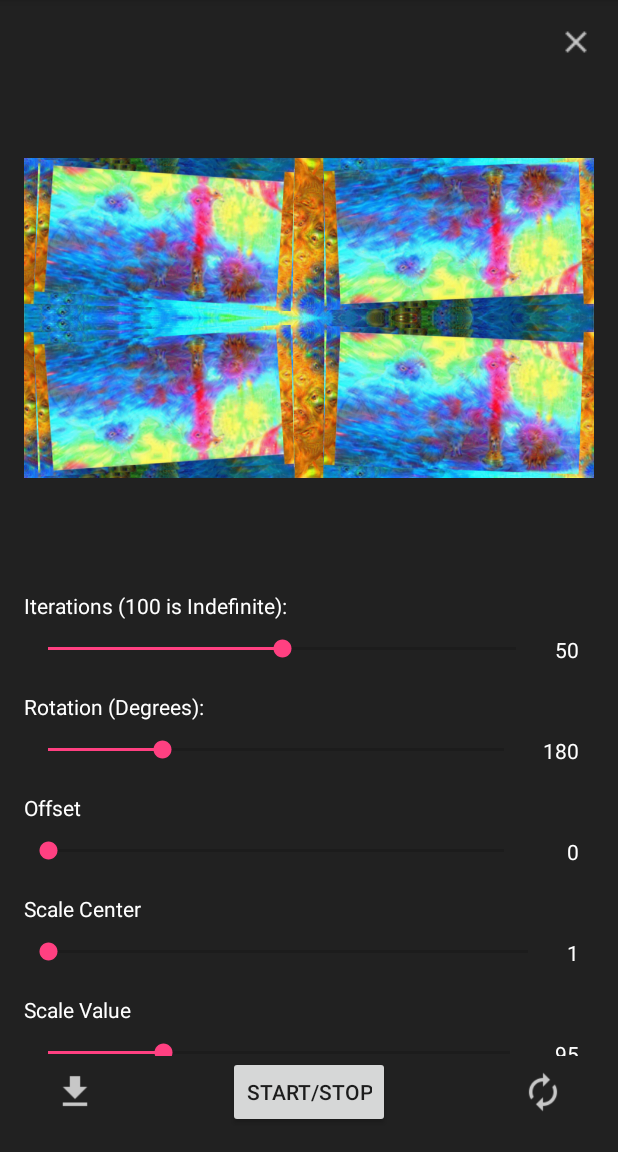
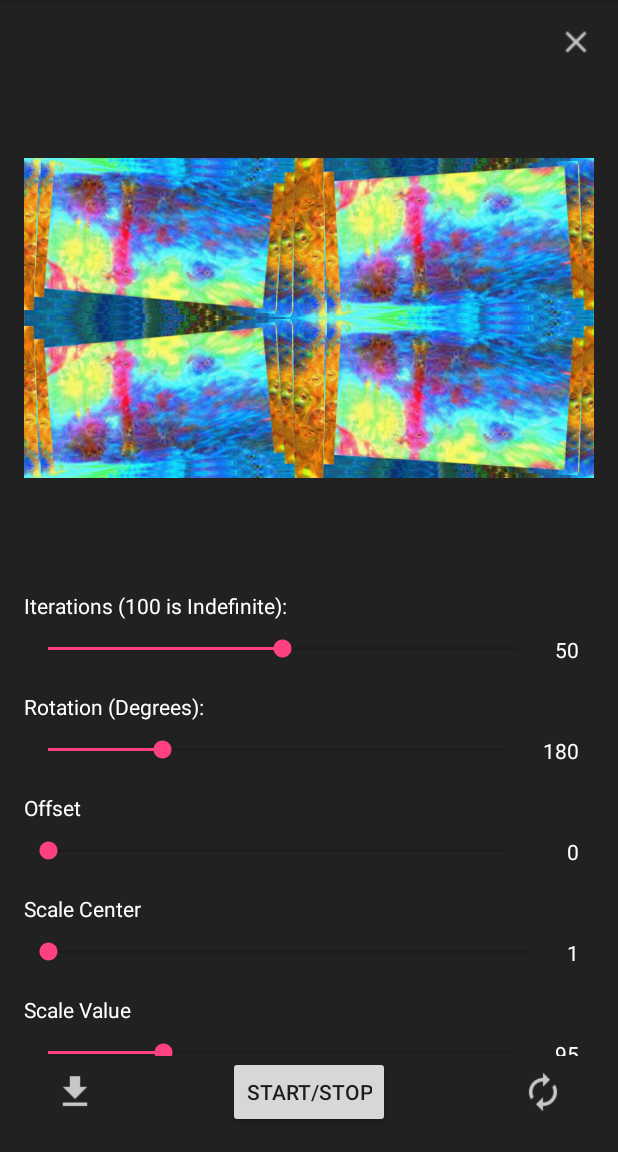
Before and after one commit to dylan-plummer/VideoFeedbackAndroid, an Android app: the screen it shows after launch (MainActivity), after a tap on "START/STOP", on a phone screen of 412 x 824 dp, the part 84-1236 px from its top. Run offline under Robolectric (Android 15) with nearby library versions, the phone set to English and light mode, and no system bars; our stand-ins replace Firebase (no records; nobody signed in at launch, a user with empty details on screens opened directly); libraries missing offline, so code that uses them is left out: com.mikepenz.materialdrawer; 7 statements that could not run were skipped.

Commit message:
Add rotate center and zoom

```diff
--- a/app/src/main/java/com/jumproper/videofeedback/MainActivity.java
+++ b/app/src/main/java/com/jumproper/videofeedback/MainActivity.java
@@ -51,12 +51,12 @@ import java.io.IOException;
 
 public class MainActivity extends AppCompatActivity {
     private ImageView imgView,openImage;
-    private SeekBar iterInput,rotateInput,offsetInput,centerInput,scaleInput;
-    private TextView iterCount,rotateCount,offsetCount,centerCount,scaleCount;
+    private SeekBar iterInput,rotateInput,offsetInput,centerInput,scaleInput,rotateCenterInput,mirrorInput;
+    private TextView iterCount,rotateCount,offsetCount,centerCount,scaleCount,rotateCenterCount,mirrorCount;
     Bitmap img,overlay,original;
     int j=0;
     int iter;
-    float rotate,offset,center,scale;
+    float rotate,offset,center,scale,rotateCenter,mirror;
     boolean indefinite=false;
     boolean running=false;
     boolean upload=false;
@@ -86,11 +86,17 @@ public class MainActivity extends AppCompatActivity {
         offsetCount=(TextView)findViewById(R.id.offset_count);
         centerCount=(TextView)findViewById(R.id.center_count);
         scaleCount=(TextView)findViewById(R.id.scale_count);
+        rotateCenterCount=(TextView)findViewById(R.id.rotate_center_count);
+        mirrorCount=(TextView)findViewById(R.id.mirror_count);
+
         iterInput=(SeekBar)findViewById(R.id.iterations);
         rotateInput=(SeekBar)findViewById(R.id.rotation);
         offsetInput=(SeekBar)findViewById(R.id.offset);
         centerInput=(SeekBar)findViewById(R.id.center);
         scaleInput=(SeekBar)findViewById(R.id.scale);
+        rotateCenterInput=(SeekBar)findViewById(R.id.rotate_center);
+        mirrorInput=(SeekBar)findViewById(R.id.mirror);
+
         imgView=(ImageView)findViewById(R.id.image_view);
         openImage=(ImageView)findViewById(R.id.open_image);
         iterCount.setText(""+iterInput.getProgress());
@@ -98,10 +104,14 @@ public class MainActivity extends AppCompatActivity {
         offsetCount.setText(""+offsetInput.getProgress());
         rotateCount.setText(""+rotateInput.getProgress());
         scaleCount.setText("."+(100-scaleInput.getProgress()));
+        rotateCenterCount.setText(""+rotateCenterInput.getProgress());
+        mirrorCount.setText(""+mirrorInput.getProgress());
         iter=iterInput.getProgress();
         rotate=(float)(rotateInput.getProgress()*Math.PI/360)/50;
         offset=2+offsetInput.getProgress();
-        center=2+centerInput.getProgress();
+        center=0;
+        rotateCenter=0;
+        mirror=0;
         scale=(float)((100-scaleInput.getProgress())/100.0);
         img=((BitmapDrawable) imgView.getDrawable()).getBitmap();
         original=img.copy(Bitmap.Config.ARGB_8888,true);
@@ -164,7 +174,7 @@ public class MainActivity extends AppCompatActivity {
         centerInput.setOnSeekBarChangeListener(new SeekBar.OnSeekBarChangeListener() {
             @Override
             public void onProgressChanged(SeekBar seekBar, int i, boolean b) {
-                center=(float)(2+i);
+                center=(float)(10*i);
                 centerCount.setText(""+i);
             }
 
@@ -183,6 +193,40 @@ public class MainActivity extends AppCompatActivity {
             public void onProgressChanged(SeekBar seekBar, int i, boolean b) {
                 scale=(float)((100-i)/100.0);
                 scaleCount.setText("."+(100-i));
+            }
+
+            @Override
+            public void onStartTrackingTouch(SeekBar seekBar) {
+
+            }
+
+            @Override
+            public void onStopTrackingTouch(SeekBar seekBar) {
+
+            }
+        });
+        rotateCenterInput.setOnSeekBarChangeListener(new SeekBar.OnSeekBarChangeListener() {
+            @Override
+            public void onProgressChanged(SeekBar seekBar, int i, boolean b) {
+                rotateCenter=(float)(10*i);
+                rotateCenterCount.setText(""+i);
+            }
+
+            @Override
+            public void onStartTrackingTouch(SeekBar seekBar) {
+
+            }
+
+            @Override
+            public void onStopTrackingTouch(SeekBar seekBar) {
+
+            }
+        });
+        mirrorInput.setOnSeekBarChangeListener(new SeekBar.OnSeekBarChangeListener() {
+            @Override
+            public void onProgressChanged(SeekBar seekBar, int i, boolean b) {
+                mirror=i;
+                mirrorCount.setText(""+i);
             }
 
             @Override
@@ -220,17 +264,17 @@ public class MainActivity extends AppCompatActivity {
         Canvas canvas=new Canvas(overlay);
         Paint p=new Paint();
         Matrix matrix = new Matrix();
-        matrix.setRotate(rotate*j,w/2, h/2);
-        matrix.postScale(scale,scale,w/center,w/center);
+        matrix.setRotate(rotate*j,w/2+rotateCenter, h/2+rotateCenter);
+        matrix.postScale(scale,scale,w/2+center,h/2+center);
         matrix.postTranslate(w/offset,h/offset);
 
         Matrix flipx = new Matrix();
-        flipx.setScale(-1f,1f);
-        flipx.postTranslate(w,0);
+        flipx.setScale(-1-(mirror/w/2),1f);
+        flipx.postTranslate(w+mirror/w/2,0);
 
         Matrix flipy = new Matrix();
-        flipy.setScale(1f,-1);
-        flipy.postTranslate(0,h);
+        flipy.setScale(1,-1-(mirror/h/2));
+        flipy.postTranslate(0,h+mirror/h/2);
 
         canvas.drawBitmap(img, matrix, p);
         canvas.drawBitmap(overlay,flipx,p);
@@ -455,7 +499,7 @@ public class MainActivity extends AppCompatActivity {
     public void uploadImage(){
         Bitmap bitmap = ((BitmapDrawable) imgView.getDrawable()).getBitmap();
         ByteArrayOutputStream baos = new ByteArrayOutputStream();
-        bitmap.compress(Bitmap.CompressFormat.JPEG, 30, baos);
+        bitmap.compress(Bitmap.CompressFormat.JPEG, 25, baos);
         byte[] data = baos.toByteArray();
         StorageReference uploadRef=storageRef.child(mAuth.getCurrentUser().getUid()).child("feedback_"+System.currentTimeMillis());
         Log.e("Upload","Path "+uploadRef.getPath());
--- a/app/src/main/java/com/jumproper/videofeedback/PublicImages.java
+++ b/app/src/main/java/com/jumproper/videofeedback/PublicImages.java
@@ -36,6 +36,7 @@ public class PublicImages extends AppCompatActivity {
     boolean rated=false;
     int index=0;
     private FirebaseAuth mAuth;
+    DownloadImageTask downloadImage;
 
     @Override
     protected void onCreate(Bundle savedInstanceState) {
@@ -88,8 +89,8 @@ public class PublicImages extends AppCompatActivity {
     }
     public void setData(ImageData data){
 
-        new DownloadImageTask(currentImage)
-                .execute(data.getDownload());
+        downloadImage=new DownloadImageTask(currentImage);
+        downloadImage.execute(data.getDownload());
         title.setText(data.getName());
         author.setText(data.getUser());
         votes.setText(""+data.getVotes());
@@ -99,17 +100,29 @@ public class PublicImages extends AppCompatActivity {
             myRef.addListenerForSingleValueEvent(new ValueEventListener() {
                 @Override
                 public void onDataChange(DataSnapshot dataSnapshot) {
+                    if(dataSnapshot.getValue()!=null) {
                         if ((boolean) (dataSnapshot.getValue()) == false) {
+                            rated=false;
                             if (Build.VERSION.SDK_INT >= Build.VERSION_CODES.LOLLIPOP) {
                                 rate.setImageDrawable(getDrawable(R.drawable.star_empty));
                             } else {
                                 rate.setImageDrawable(getResources().getDrawable(R.drawable.star_empty));
                             }
                         } else {
+                            rated=true;
                             if (Build.VERSION.SDK_INT >= Build.VERSION_CODES.LOLLIPOP) {
                                 rate.setImageDrawable(getDrawable(R.drawable.star_filled));
                             } else {
                                 rate.setImageDrawable(getResources().getDrawable(R.drawable.star_filled));
+                            }
+                        }
+                    }
+                    else{
+                        rated=false;
+                        if (Build.VERSION.SDK_INT >= Build.VERSION_CODES.LOLLIPOP) {
+                            rate.setImageDrawable(getDrawable(R.drawable.star_empty));
+                        } else {
+                            rate.setImageDrawable(getResources().getDrawable(R.drawable.star_empty));
                         }
                     }
                 }
@@ -151,19 +164,32 @@ public class PublicImages extends AppCompatActivity {
     }
     public void nextImage(View v){
         if(index+1<topImages.size()){
+            downloadImage.cancel(true);
             currentImage.setVisibility(View.INVISIBLE);
             loading.setVisibility(View.VISIBLE);
             index++;
             setData(topImages.get(index));
+            if (Build.VERSION.SDK_INT >= Build.VERSION_CODES.LOLLIPOP) {
+                rate.setImageDrawable(getDrawable(R.drawable.star_empty));
+            } else {
+                rate.setImageDrawable(getResources().getDrawable(R.drawable.star_empty));
+            }
         }
 
     }
     public void previousImage(View v){
         if(index-1>-1){
+            downloadImage.cancel(true);
             currentImage.setVisibility(View.INVISIBLE);
             loading.setVisibility(View.VISIBLE);
             index--;
             setData(topImages.get(index));
+            if (Build.VERSION.SDK_INT >= Build.VERSION_CODES.LOLLIPOP) {
+                rate.setImageDrawable(getDrawable(R.drawable.star_empty));
+            } else {
+                rate.setImageDrawable(getResources().getDrawable(R.drawable.star_empty));
+            }
+            rated=false;
         }
     }
     public void rateImage(View v){
--- a/app/src/main/res/layout/activity_main.xml
+++ b/app/src/main/res/layout/activity_main.xml
@@ -141,7 +141,7 @@
                 android:layout_width="match_parent"
                 android:layout_height="wrap_content"
                 android:id="@+id/center"
-                android:max="50"
+                android:max="200"
                 android:progress="0"
                 android:layout_below="@+id/textView4"
                 android:layout_alignParentStart="true"
@@ -193,6 +193,72 @@
                 android:layout_alignParentBottom="false"
                 android:layout_alignTop="@+id/scale"
                 android:layout_alignBottom="@+id/scale"
+                android:gravity="center"
+                android:padding="10dp" />
+            <TextView
+                android:text="Rotation Center"
+                android:layout_width="wrap_content"
+                android:layout_height="wrap_content"
+                android:id="@+id/textView6"
+                android:textColor="?android:attr/textColorPrimaryInverse"
+                android:layout_marginTop="10dp"
+                android:layout_below="@+id/scale" />
+
+            <SeekBar
+                android:layout_width="match_parent"
+                android:layout_height="wrap_content"
+                android:id="@+id/rotate_center"
+                android:max="200"
+                android:progress="0"
+                android:layout_below="@+id/textView6"
+                android:layout_alignParentStart="true"
+                android:paddingTop="10dp"
+                android:paddingBottom="10dp"
+                android:layout_toStartOf="@+id/rotate_center_count" />
+
+            <TextView
+                android:text="1"
+                android:layout_width="wrap_content"
+                android:layout_height="wrap_content"
+                android:id="@+id/rotate_center_count"
+                android:layout_alignParentEnd="true"
+                android:textColor="?android:attr/textColorPrimaryInverse"
+                android:layout_alignParentBottom="false"
+                android:layout_alignTop="@+id/rotate_center"
+                android:layout_alignBottom="@+id/rotate_center"
+                android:gravity="center"
+                android:padding="10dp" />
+            <TextView
+                android:text="Zoom"
+                android:layout_width="wrap_content"
+                android:layout_height="wrap_content"
+                android:id="@+id/textView7"
+                android:textColor="?android:attr/textColorPrimaryInverse"
+                android:layout_marginTop="10dp"
+                android:layout_below="@+id/rotate_center" />
+
+            <SeekBar
+                android:layout_width="match_parent"
+                android:layout_height="wrap_content"
+                android:id="@+id/mirror"
+                android:max="100"
+                android:progress="0"
+                android:layout_below="@+id/textView7"
+                android:layout_alignParentStart="true"
+                android:paddingTop="10dp"
+                android:paddingBottom="10dp"
+                android:layout_toStartOf="@+id/mirror_count" />
+
+            <TextView
+                android:text="1"
+                android:layout_width="wrap_content"
+                android:layout_height="wrap_content"
+                android:id="@+id/mirror_count"
+                android:layout_alignParentEnd="true"
+                android:textColor="?android:attr/textColorPrimaryInverse"
+                android:layout_alignParentBottom="false"
+                android:layout_alignTop="@+id/mirror"
+                android:layout_alignBottom="@+id/mirror"
                 android:gravity="center"
                 android:padding="10dp" />
 
```
Lines whose indentation alone changed are shown as unchanged.
